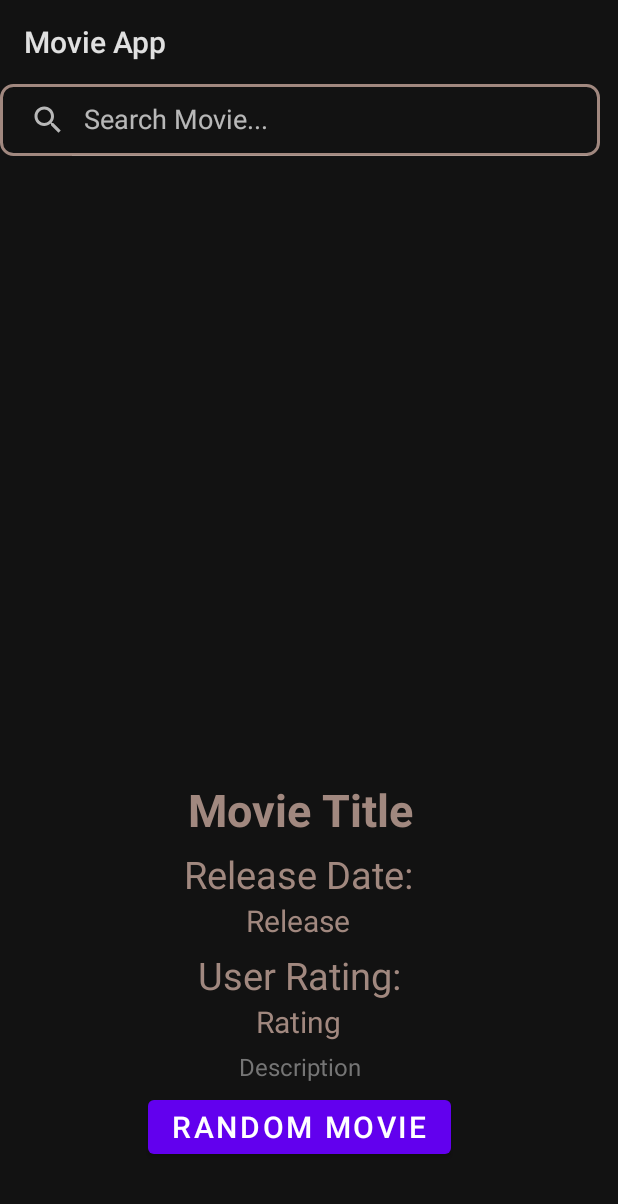
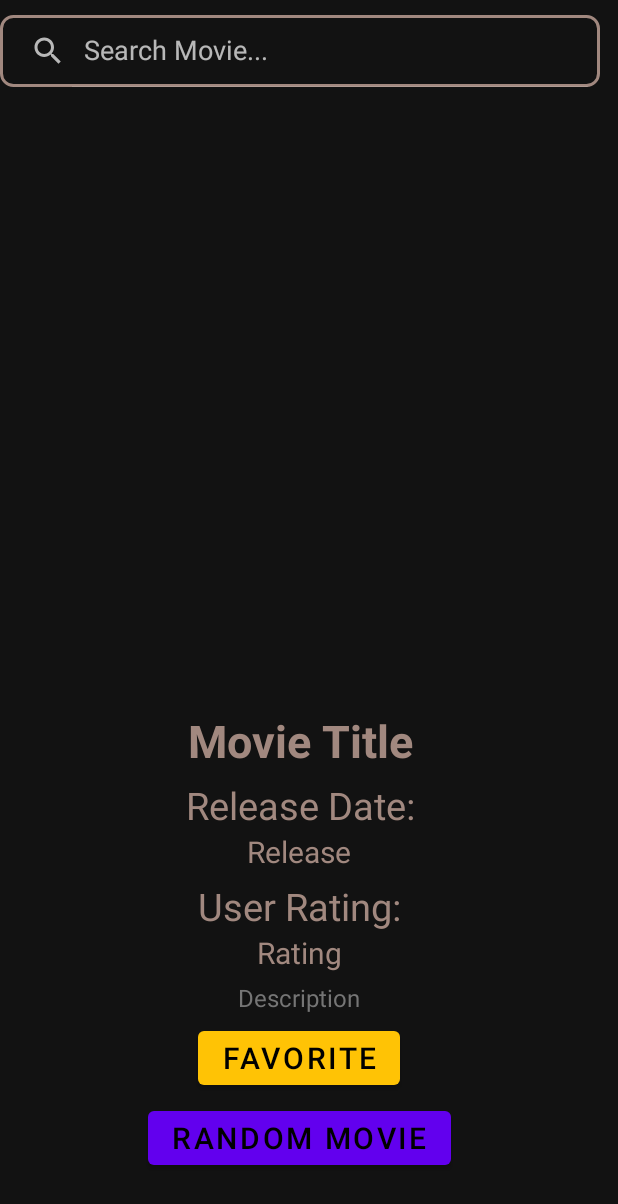
Before and after one commit to tehRyley/CIS240-RyleyGreen, an Android app: the screen it shows after launch (MainActivity), on a phone screen of 412 x 824 dp. Shown: the top 1204 px of the screen. Run offline under Robolectric (Android 15) with nearby library versions, the phone set to English and light mode, and no system bars; our stand-ins replace Volley; network calls fail.

Commit message:
Added ability to favorite movies (Not yet added ability to view favorites) Edited colors Added class that might be used for creating and storing a file for favorites

```diff
--- /dev/null
+++ b/MovieApp/app/src/main/java/com/cis240/movieapp/FavoriteList.java
@@ -0,0 +1,16 @@
+package com.cis240.movieapp;
+
+import androidx.appcompat.app.AppCompatActivity;
+
+import java.util.ArrayList;
+import java.util.List;
+
+public class FavoriteList extends AppCompatActivity {
+
+public static final String FILENAME = "favorites.txt";
+
+static public List<String> favorites = new ArrayList<>();
+
+
+
+}
--- a/MovieApp/app/src/main/java/com/cis240/movieapp/MainActivity.java
+++ b/MovieApp/app/src/main/java/com/cis240/movieapp/MainActivity.java
@@ -1,4 +1,7 @@
 package com.cis240.movieapp;
+
+
+import static com.cis240.movieapp.FavoriteList.favorites;
 
 import android.os.Bundle;
 import android.util.Log;
@@ -12,6 +15,7 @@ import androidx.appcompat.app.AppCompatActivity;
 import androidx.appcompat.app.AppCompatDelegate;
 
 import com.android.volley.Request;
+
 import com.android.volley.RequestQueue;
 import com.android.volley.toolbox.StringRequest;
 import com.android.volley.toolbox.Volley;
@@ -23,6 +27,7 @@ import org.json.JSONObject;
 import java.util.Objects;
 import java.util.Random;
 
+@SuppressWarnings("deprecation")
 public class MainActivity extends AppCompatActivity {
     //Declare some variables
     static Random rand = new Random();
@@ -34,12 +39,16 @@ public class MainActivity extends AppCompatActivity {
     static String query;
     static String searchUrl = "https://api.themoviedb.org/3/search/movie?api_key=8159d23abb93295d11bd8c077eb4629d&language=en-US&query="+ query +"&page=1&include_adult=false";
     static int searchToggle = 0;
+    int yellow = R.color.yellow;
+    String unfavorite = "Unfavorite";
+    String favorite = "Favorite";
     ImageView imageView;
     TextView titleView;
     TextView releaseView;
     TextView scoreView;
     TextView descView;
     SearchView searchView;
+    Button favBtn;
 
     @Override
     protected void onCreate(Bundle savedInstanceState) {
@@ -51,8 +60,10 @@ public class MainActivity extends AppCompatActivity {
         imageView = findViewById(R.id.poster);
         titleView = findViewById(R.id.title);
         releaseView = findViewById(R.id.release);
+        favBtn = findViewById(R.id.button);
         scoreView = findViewById(R.id.rating);
         descView = findViewById(R.id.desc);
+        //When tested on physical device the search bar doesn't auto focus (makes it less annoying)
         searchView = findViewById(R.id.searchView2);
         searchView.clearFocus();
         searchView.setOnQueryTextListener(new SearchView.OnQueryTextListener() {
@@ -86,6 +97,20 @@ public class MainActivity extends AppCompatActivity {
             String movieState = savedInstanceState.getString(MOVIE_STATE);
             setState(movieState);
         }
+        favBtn.setBackgroundColor(getResources().getColor(yellow));
+        favBtn.setOnClickListener(view -> {
+            if (favorites.contains(titleView.getText().toString())) {
+                favorites.remove(titleView.getText().toString());
+                favBtn.setBackgroundColor(getResources().getColor(R.color.yellow));
+                favBtn.setTextColor(getResources().getColor(R.color.black));
+                favBtn.setText(favorite);
+            } else {
+                favorites.add(titleView.getText().toString());
+                favBtn.setBackgroundColor(getResources().getColor(R.color.dark));
+                favBtn.setTextColor(getResources().getColor(R.color.grey));
+                favBtn.setText(unfavorite);
+            }
+        });
     }
 
     private void searchMovie(String query) {
@@ -113,7 +138,15 @@ public class MainActivity extends AppCompatActivity {
                 String score = String.valueOf(result.getJSONObject(ind).get("vote_average"));
                 String poster = result.getJSONObject(ind).get("poster_path").toString();
                 String desc = result.getJSONObject(ind).get("overview").toString();
-                //Send gathered data to fill in movie activity
+                if (favorites.contains(title)) {
+                    favBtn.setBackgroundColor(getResources().getColor(R.color.dark));
+                    favBtn.setTextColor(getResources().getColor(R.color.grey));
+                    favBtn.setText(unfavorite);
+                } else {
+                    favBtn.setBackgroundColor(getResources().getColor(R.color.yellow));
+                    favBtn.setTextColor(getResources().getColor(R.color.black));
+                    favBtn.setText(favorite);
+                }
                 MovieBuilder.buildMovie(title, release, score, poster, desc, imageView, titleView, releaseView, descView, scoreView);
             } catch (JSONException e) {
                 throw new RuntimeException(e);
@@ -121,8 +154,6 @@ public class MainActivity extends AppCompatActivity {
         }, error -> Log.d("error", error.toString()));
         queue.add(request);
     }
-
-
 
     //Grabs current index and page into string
     @Override
--- a/MovieApp/app/src/main/java/com/cis240/movieapp/MovieBuilder.java
+++ b/MovieApp/app/src/main/java/com/cis240/movieapp/MovieBuilder.java
@@ -1,11 +1,9 @@
 package com.cis240.movieapp;
 
 import static java.lang.Double.parseDouble;
-
 import android.graphics.Color;
 import android.widget.ImageView;
 import android.widget.TextView;
-
 import com.squareup.picasso.Picasso;
 
 public class MovieBuilder {
--- a/MovieApp/app/src/main/res/layout-land/activity_main.xml
+++ b/MovieApp/app/src/main/res/layout-land/activity_main.xml
@@ -13,6 +13,18 @@
         android:layout_width="match_parent"
         android:layout_height="wrap_content"
         tools:context=".MainActivity">
+
+        <Button
+            android:id="@+id/button"
+            android:layout_width="wrap_content"
+            android:layout_height="wrap_content"
+            android:layout_marginTop="5dp"
+            android:text="@string/favorite"
+            android:textSize="20sp"
+            app:layout_constraintEnd_toEndOf="@+id/desc"
+            app:layout_constraintStart_toStartOf="@+id/desc"
+            app:layout_constraintTop_toBottomOf="@+id/desc"
+            tools:ignore="TextContrastCheck" />
 
         <SearchView
             android:id="@+id/searchView2"
@@ -37,6 +49,7 @@
             app:layout_constraintHorizontal_bias="0.0"
             app:layout_constraintStart_toStartOf="parent"
             app:layout_constraintTop_toTopOf="parent"
+            app:layout_constraintVertical_bias="0.0"
             tools:ignore="ContentDescription,ImageContrastCheck"
             tools:srcCompat="@tools:sample/avatars" />
 
@@ -44,14 +57,15 @@
             android:id="@+id/title"
             android:layout_width="375dp"
             android:layout_height="wrap_content"
+            android:layout_marginTop="5dp"
             android:text="@string/movie_title"
             android:textAlignment="center"
             android:textColor="#A1887F"
             android:textSize="30sp"
             android:textStyle="bold"
-            app:layout_constraintEnd_toEndOf="parent"
-            app:layout_constraintHorizontal_bias="0.977"
-            app:layout_constraintStart_toEndOf="@+id/poster"
+            app:layout_constraintEnd_toEndOf="@+id/searchView2"
+            app:layout_constraintHorizontal_bias="0.477"
+            app:layout_constraintStart_toStartOf="@+id/searchView2"
             app:layout_constraintTop_toBottomOf="@+id/searchView2" />
 
         <TextView
@@ -62,8 +76,8 @@
             android:textColor="#A1887F"
             android:textSize="20sp"
             app:layout_constraintEnd_toEndOf="parent"
-            app:layout_constraintHorizontal_bias="0.784"
-            app:layout_constraintStart_toStartOf="parent"
+            app:layout_constraintHorizontal_bias="0.496"
+            app:layout_constraintStart_toEndOf="@+id/poster"
             app:layout_constraintTop_toBottomOf="@+id/release2" />
 
         <TextView
@@ -74,9 +88,9 @@
             android:text="@string/release_date"
             android:textColor="#A1887F"
             android:textSize="25sp"
-            app:layout_constraintEnd_toEndOf="parent"
-            app:layout_constraintHorizontal_bias="0.822"
-            app:layout_constraintStart_toStartOf="parent"
+            app:layout_constraintEnd_toEndOf="@+id/title"
+            app:layout_constraintHorizontal_bias="0.497"
+            app:layout_constraintStart_toStartOf="@+id/title"
             app:layout_constraintTop_toBottomOf="@+id/title" />
 
         <TextView
@@ -86,9 +100,9 @@
             android:text="@string/Rating"
             android:textColor="#A1887F"
             android:textSize="20sp"
-            app:layout_constraintEnd_toEndOf="parent"
-            app:layout_constraintHorizontal_bias="0.768"
-            app:layout_constraintStart_toStartOf="parent"
+            app:layout_constraintEnd_toEndOf="@+id/rating3"
+            app:layout_constraintHorizontal_bias="0.52"
+            app:layout_constraintStart_toStartOf="@+id/rating3"
             app:layout_constraintTop_toBottomOf="@+id/rating3" />
 
         <TextView
@@ -99,9 +113,9 @@
             android:text="@string/user_rating"
             android:textColor="#A1887F"
             android:textSize="25sp"
-            app:layout_constraintEnd_toEndOf="parent"
-            app:layout_constraintHorizontal_bias="0.798"
-            app:layout_constraintStart_toStartOf="parent"
+            app:layout_constraintEnd_toEndOf="@+id/release"
+            app:layout_constraintHorizontal_bias="0.505"
+            app:layout_constraintStart_toStartOf="@+id/release"
             app:layout_constraintTop_toBottomOf="@+id/release" />
 
         <Button
@@ -111,13 +125,16 @@
             android:layout_marginTop="5dp"
             android:layout_marginBottom="5dp"
             android:text="@string/random_movie"
-            android:textColor="#FFFFFF"
+            android:textColor="@color/black"
             android:textSize="20sp"
             app:layout_constraintBottom_toBottomOf="parent"
-            app:layout_constraintEnd_toEndOf="parent"
-            app:layout_constraintHorizontal_bias="0.528"
+            app:layout_constraintEnd_toEndOf="@+id/button"
+            app:layout_constraintHorizontal_bias="0.504"
             app:layout_constraintStart_toEndOf="@+id/poster"
-            app:layout_constraintTop_toBottomOf="@+id/desc" />
+            app:layout_constraintStart_toStartOf="@+id/button"
+            app:layout_constraintTop_toBottomOf="@+id/button"
+            app:layout_constraintVertical_bias="0.283"
+            tools:ignore="TextContrastCheck" />
 
         <TextView
             android:id="@+id/desc"
@@ -128,9 +145,10 @@
             android:textAlignment="center"
             android:textColor="#757575"
             android:textSize="16sp"
-            app:layout_constraintEnd_toEndOf="parent"
-            app:layout_constraintHorizontal_bias="1.0"
+            app:layout_constraintEnd_toEndOf="@+id/rating"
+            app:layout_constraintHorizontal_bias="0.498"
             app:layout_constraintStart_toEndOf="@+id/poster"
+            app:layout_constraintStart_toStartOf="@+id/rating"
             app:layout_constraintTop_toBottomOf="@+id/rating" />
     </androidx.constraintlayout.widget.ConstraintLayout>
 </ScrollView>
--- a/MovieApp/app/src/main/res/layout/activity_main.xml
+++ b/MovieApp/app/src/main/res/layout/activity_main.xml
@@ -21,7 +21,7 @@
             android:layout_marginTop="10dp"
             app:layout_constraintEnd_toEndOf="parent"
             app:layout_constraintHorizontal_bias="0.491"
-            app:layout_constraintStart_toStartOf="parent"
+            app:layout_constraintStart_toStartOf="@+id/searchView2"
             app:layout_constraintTop_toBottomOf="@+id/searchView2"
             tools:ignore="ContentDescription,ImageContrastCheck"
             tools:srcCompat="@tools:sample/avatars" />
@@ -47,9 +47,9 @@
             android:text="@string/release"
             android:textColor="#A1887F"
             android:textSize="20sp"
-            app:layout_constraintEnd_toEndOf="parent"
+            app:layout_constraintEnd_toEndOf="@+id/release2"
             app:layout_constraintHorizontal_bias="0.495"
-            app:layout_constraintStart_toStartOf="parent"
+            app:layout_constraintStart_toStartOf="@+id/release2"
             app:layout_constraintTop_toBottomOf="@+id/release2" />
 
         <TextView
@@ -60,9 +60,9 @@
             android:text="@string/release_date"
             android:textColor="#A1887F"
             android:textSize="25sp"
-            app:layout_constraintEnd_toEndOf="parent"
+            app:layout_constraintEnd_toEndOf="@+id/title"
             app:layout_constraintHorizontal_bias="0.495"
-            app:layout_constraintStart_toStartOf="parent"
+            app:layout_constraintStart_toStartOf="@+id/title"
             app:layout_constraintTop_toBottomOf="@+id/title" />
 
         <TextView
@@ -72,9 +72,9 @@
             android:text="@string/Rating"
             android:textColor="#A1887F"
             android:textSize="20sp"
-            app:layout_constraintEnd_toEndOf="parent"
+            app:layout_constraintEnd_toEndOf="@+id/rating3"
             app:layout_constraintHorizontal_bias="0.498"
-            app:layout_constraintStart_toStartOf="parent"
+            app:layout_constraintStart_toStartOf="@+id/rating3"
             app:layout_constraintTop_toBottomOf="@+id/rating3" />
 
         <TextView
@@ -85,9 +85,9 @@
             android:text="@string/user_rating"
             android:textColor="#A1887F"
             android:textSize="25sp"
-            app:layout_constraintEnd_toEndOf="parent"
+            app:layout_constraintEnd_toEndOf="@+id/release"
             app:layout_constraintHorizontal_bias="0.498"
-            app:layout_constraintStart_toStartOf="parent"
+            app:layout_constraintStart_toStartOf="@+id/release"
             app:layout_constraintTop_toBottomOf="@+id/release" />
 
         <Button
@@ -97,13 +97,13 @@
             android:layout_marginTop="5dp"
             android:layout_marginBottom="5dp"
             android:text="@string/random_movie"
-            android:textColor="#FFFFFF"
+            android:textColor="@color/black"
             android:textSize="20sp"
             app:layout_constraintBottom_toBottomOf="parent"
-            app:layout_constraintEnd_toEndOf="parent"
+            app:layout_constraintEnd_toEndOf="@+id/button"
             app:layout_constraintHorizontal_bias="0.497"
-            app:layout_constraintStart_toStartOf="parent"
-            app:layout_constraintTop_toBottomOf="@+id/desc" />
+            app:layout_constraintStart_toStartOf="@+id/button"
+            app:layout_constraintTop_toBottomOf="@+id/button" />
 
         <TextView
             android:id="@+id/desc"
@@ -114,21 +114,33 @@
             android:textAlignment="center"
             android:textColor="#757575"
             android:textSize="16sp"
-            app:layout_constraintEnd_toEndOf="parent"
-            app:layout_constraintStart_toStartOf="parent"
+            app:layout_constraintEnd_toEndOf="@+id/rating"
+            app:layout_constraintStart_toStartOf="@+id/rating"
             app:layout_constraintTop_toBottomOf="@+id/rating" />
 
         <SearchView
             android:id="@+id/searchView2"
             android:layout_width="0dp"
             android:layout_height="wrap_content"
+            android:layout_marginTop="10dp"
             android:background="@drawable/search_bg"
             android:iconifiedByDefault="false"
             android:queryHint="Search Movie..."
             app:layout_constraintEnd_toEndOf="parent"
             app:layout_constraintStart_toStartOf="parent"
-            app:layout_constraintTop_toTopOf="parent">
-        </SearchView>
+            app:layout_constraintTop_toTopOf="parent"></SearchView>
+
+        <Button
+            android:id="@+id/button"
+            android:layout_width="wrap_content"
+            android:layout_height="wrap_content"
+            android:layout_marginTop="5dp"
+            android:text="@string/favorite"
+            android:textSize="20sp"
+            app:layout_constraintEnd_toEndOf="@+id/desc"
+            app:layout_constraintStart_toStartOf="@+id/desc"
+            app:layout_constraintTop_toBottomOf="@+id/desc"
+            tools:ignore="TextContrastCheck" />
 
     </androidx.constraintlayout.widget.ConstraintLayout>
 </ScrollView>
--- a/MovieApp/app/src/main/res/values-night/themes.xml
+++ b/MovieApp/app/src/main/res/values-night/themes.xml
@@ -1,6 +1,6 @@
 <resources xmlns:tools="http://schemas.android.com/tools">
     <!-- Base application theme. -->
-    <style name="Theme.MovieApp" parent="Theme.MaterialComponents.DayNight.DarkActionBar">
+    <style name="Theme.MovieApp" parent="Theme.MaterialComponents.DayNight.NoActionBar">
         <!-- Primary brand color. -->
         <item name="colorPrimary">@color/purple_200</item>
         <item name="colorPrimaryVariant">@color/black</item>
--- a/MovieApp/app/src/main/res/values/colors.xml
+++ b/MovieApp/app/src/main/res/values/colors.xml
@@ -6,9 +6,12 @@
     <color name="teal_200">#FF03DAC5</color>
     <color name="teal_700">#FF018786</color>
     <color name="black">#FF000000</color>
+    <color name="dark">#232323</color>
+    <color name="grey">#646464</color>
     <color name="white">#FFFFFFFF</color>
     <color name="Bad">#FF0000</color>
     <color name="Mid">#B4FF00</color>
     <color name="Good">#00FF00</color>
     <color name="BG">#191932</color>
+    <color name="yellow">#FFC305</color>
 </resources>
--- a/MovieApp/app/src/main/res/values/strings.xml
+++ b/MovieApp/app/src/main/res/values/strings.xml
@@ -9,4 +9,5 @@
     <string name="description">Description</string>
     <string name="release_date">Release Date:</string>
     <string name="user_rating">User Rating:</string>
+    <string name="favorite">Favorite</string>
 </resources>
```
